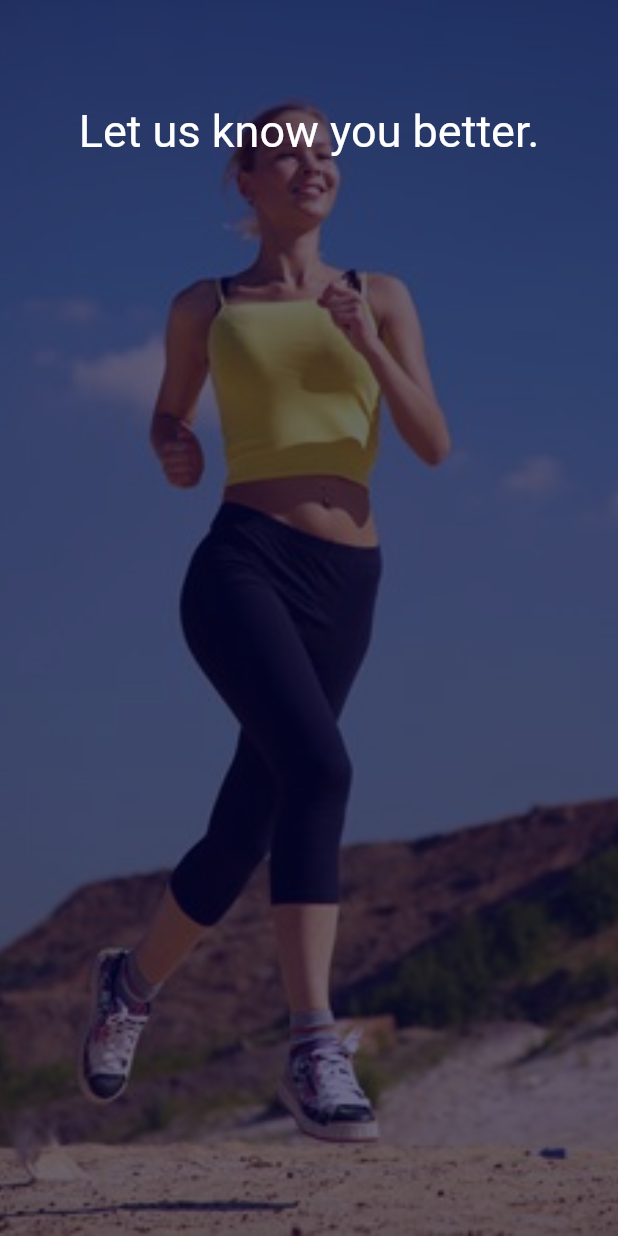
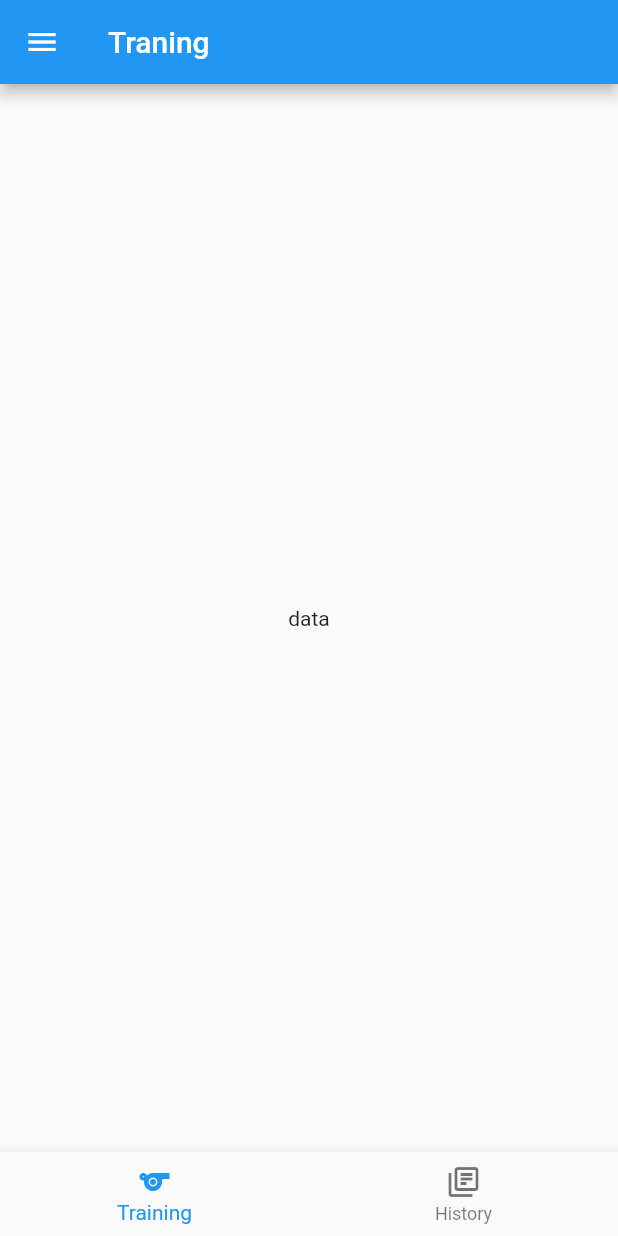
Before and after one commit to Anochar16/Myapp, a Flutter app: the screen it shows after launch, after a tap on "Skip", on a phone screen of 412 x 824 dp. Run offline on Flutter 3.47's test engine with Material 2 defaults, Android fonts, the phone set to English and light mode, and no system bars; missing offline and left inert: dart:ffi, dart:html; Roboto replaces fonts that are missing (Poppins).

```diff
--- a/app/lib/main.dart
+++ b/app/lib/main.dart
@@ -1,6 +1,8 @@
+import 'dart:ffi';
 import 'package:app/question2.dart';
 import 'package:app/questions4.dart';
 import 'package:flutter/material.dart';
+import 'package:provider/provider.dart';
 
 void main() {
   runApp(const MyApp());
@@ -30,8 +32,7 @@ class MyHomePage extends StatefulWidget {
 }
 
 class _MyHomePageState extends State<MyHomePage> {
-  get child => null;
-
+  final scaffoldKey = GlobalKey<ScaffoldState>();
   @override
   Widget build(BuildContext context) {
     return Scaffold(
--- a/app/lib/questions4.dart
+++ b/app/lib/questions4.dart
@@ -1,4 +1,3 @@
-import 'package:app/question2.dart';
 import 'package:flutter/material.dart'; // TODO Implemen
 
 class Question4Widget extends StatefulWidget {
@@ -10,33 +9,52 @@ class Question4Widget extends StatefulWidget {
 
 class _Question4WidgetState extends State<Question4Widget> {
   get child => null;
+  int currentIndex = 0;
 
   @override
   Widget build(BuildContext context) {
     return Scaffold(
-        body: Container(
-
-            //พื้นหลัง
-            decoration: BoxDecoration(
-                image: DecorationImage(
-              image: AssetImage("image/bg.jpg"),
-              fit: BoxFit.cover,
-            )),
-            child: Stack(children: [
-              Container(
-                width: double.infinity,
-                height: double.infinity,
-                color: Color.fromARGB(150, 3, 4, 55),
-                child: Column(children: [
-                  Text("\n\nLet us know you better.",
-                      textAlign: TextAlign.center,
-                      style: TextStyle(
-                        fontFamily: 'Poppins',
-                        color: Color.fromARGB(255, 255, 255, 255),
-                        fontSize: 30,
-                      )),
-                ]),
-              ),
-            ])));
+      appBar: AppBar(
+        title: Text("Traning"),
+      ),
+      drawer: Drawer(
+        child: ListView(
+          children: const <Widget>[
+            ListTile(
+              leading: Icon(Icons.message),
+              title: Text('Messages'),
+            ),
+            ListTile(
+              leading: Icon(Icons.account_circle),
+              title: Text('Profile'),
+            ),
+            ListTile(
+              leading: Icon(Icons.settings),
+              title: Text('Settings'),
+            ),
+          ],
+        ),
+      ),
+      body: Center(
+        child: Text("data"),
+      ),
+      bottomNavigationBar: BottomNavigationBar(
+        currentIndex: currentIndex,
+        onTap: (index) => setState(
+          () => currentIndex = index,
+        ),
+        type: BottomNavigationBarType.fixed,
+        items: [
+          BottomNavigationBarItem(
+              icon: Icon(Icons.sports),
+              label: "Training",
+              backgroundColor: Color.fromARGB(255, 196, 195, 195)),
+          BottomNavigationBarItem(
+              icon: Icon(Icons.library_books_outlined),
+              label: "History",
+              backgroundColor: Color.fromARGB(255, 196, 195, 195))
+        ],
+      ),
+    );
   }
 }
--- a/app/pubspec.yaml
+++ b/app/pubspec.yaml
@@ -45,6 +45,8 @@ dependencies:
   cupertino_icons: ^1.0.2
   table_calendar: ^3.0.6
   checkbox_grouped: ^1.8.0
+  provider: ^6.0.3
+
 dev_dependencies:
   flutter_test:
     sdk: flutter
```
Also changed, not shown: app/pubspec.lock.
